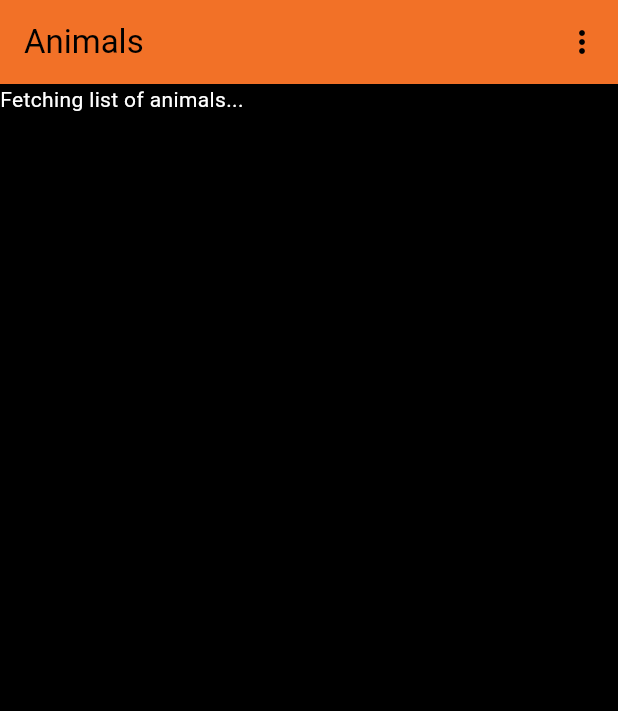
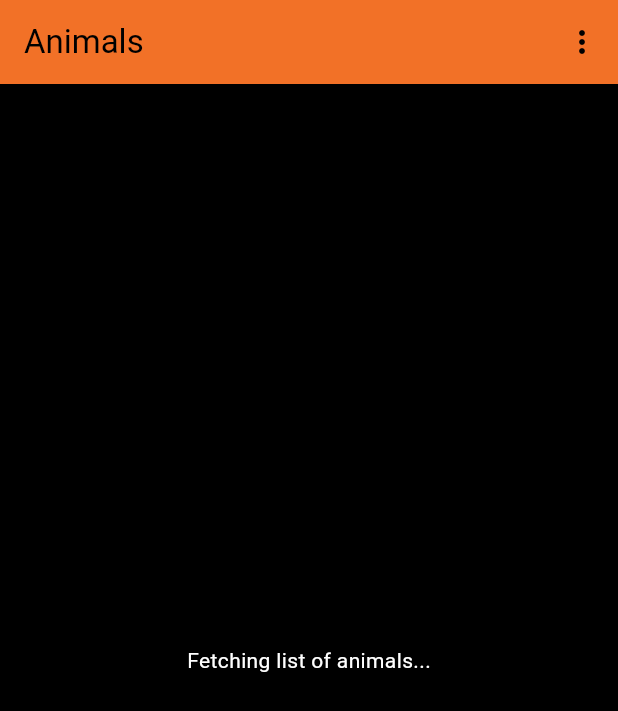
Before and after one commit to AlfredGuder/CWR, a Flutter app: the screen it shows after launch, on a phone screen of 412 x 824 dp. Shown: the top 711 px of the screen. Run offline on Flutter 3.47's test engine with Material 3 defaults, Android fonts, the phone set to English and light mode, and no system bars; our stand-ins replace flutter_dotenv; missing offline and left inert: gsheets.

Commit message:
added loading text indicator

```diff
--- a/lib/home_page.dart
+++ b/lib/home_page.dart
@@ -2,6 +2,7 @@ import 'package:documentation_assistant/animal.dart';
 import 'package:documentation_assistant/animal_addition.dart';
 import 'package:documentation_assistant/animal_card.dart';
 import 'package:documentation_assistant/comment_page.dart';
+import 'package:documentation_assistant/loading_text.dart';
 import 'package:documentation_assistant/resources.dart';
 import 'package:documentation_assistant/feces_page.dart';
 import 'package:flutter/material.dart';
@@ -136,9 +137,10 @@ class MyHomePageState extends State<MyHomePage> {
                   if (isDataLoading == true) {
                     return SingleChildScrollView(
                       child: Column(
+                        crossAxisAlignment: CrossAxisAlignment.center,
                         children: [
                           Row(
-                            mainAxisAlignment: MainAxisAlignment.spaceEvenly,
+                            mainAxisAlignment: MainAxisAlignment.center,
                             children: [
                               Text(
                                   "${selectedDate.year}/${selectedDate.month}/${selectedDate.day}"),
@@ -207,11 +209,11 @@ class MyHomePageState extends State<MyHomePage> {
                       ),
                     );
                   } else {
-                    return const Text('fetching feeding data');
+                    return const Center(child: LoadingText('Fetching feeding data'));
                   }
                 });
           } else {
-            return const Text("Fetching list of animals...");
+            return const Center(child: LoadingText("Fetching list of animals"));
           }
         }),
       ),
@@ -378,7 +380,7 @@ class MyHomePageState extends State<MyHomePage> {
       int currentAnimalStartingRow = await currentWorkSheet.values
           .rowIndexOf(currentAnimal.animalName, inColumn: 6);
       int amFeedRow = currentAnimalStartingRow + (3 * receivedDate.day - 1);
-
+      print("Fetching feed data for ${currentAnimal.animalName}");
       var feedData = await Future.wait([
         currentWorkSheet.values.value(column: 3, row: amFeedRow), //AM
         currentWorkSheet.values.value(column: 3, row: amFeedRow + 1), //MID
--- /dev/null
+++ b/lib/loading_text.dart
@@ -0,0 +1,38 @@
+import 'dart:async';
+
+import 'package:flutter/material.dart';
+
+class LoadingText extends StatefulWidget {
+  final String text;
+  const LoadingText(this.text, {super.key});
+
+  @override
+  State<LoadingText> createState() => _LoadingTextState();
+}
+
+class _LoadingTextState extends State<LoadingText> {
+  late Timer timer;
+  static int maxDots = 3;
+  int loopCount = 0;
+
+  @override
+  void initState() {
+    super.initState();
+    timer = Timer.periodic(const Duration(seconds: 1), (timer) {setState(() {
+      loopCount = (loopCount+1) % (maxDots+1);
+    }); });
+  }
+
+  @override
+  void dispose() {
+    timer.cancel();
+    super.dispose();
+  }
+
+  @override
+  Widget build(BuildContext context) {
+    String suffix = '.'*loopCount + ' '*(maxDots-loopCount);
+
+    return Text(widget.text + suffix, textAlign: TextAlign.left,);
+  }
+}
```
